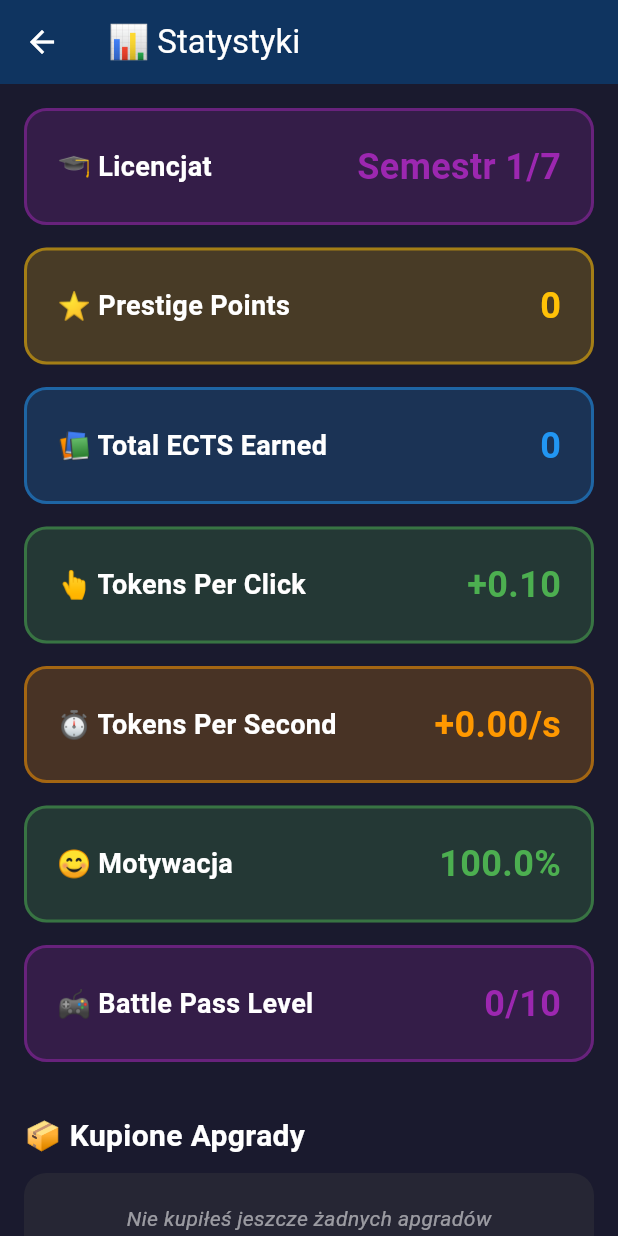
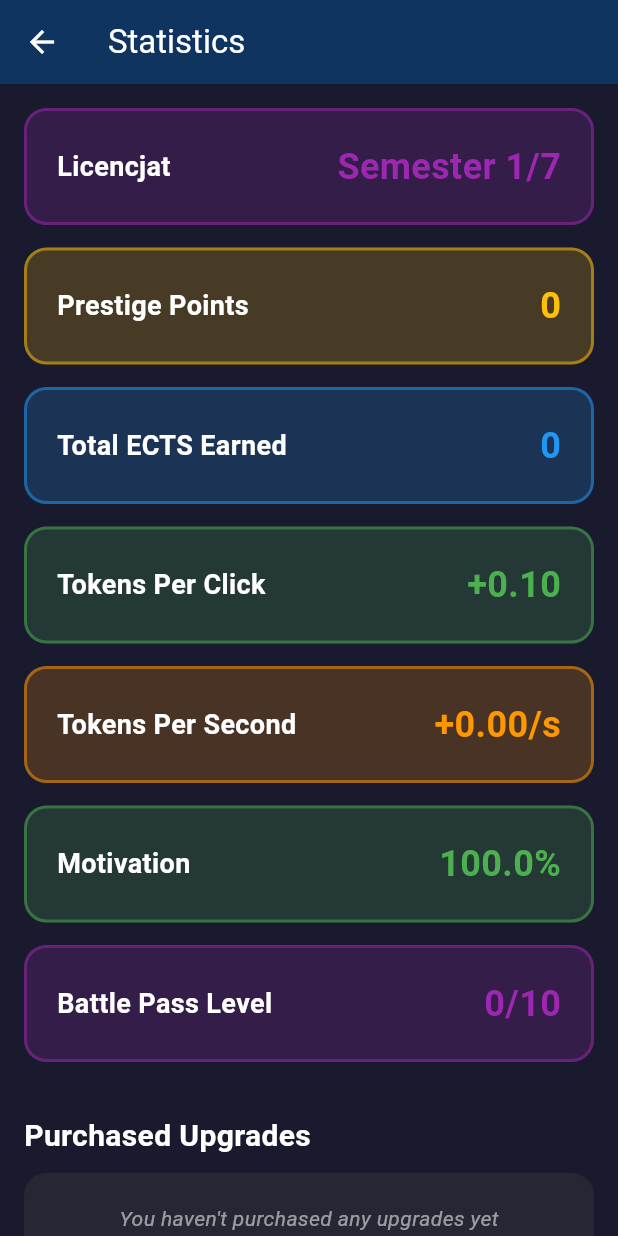
Before and after one commit to Andezion/DumbClicker, a Flutter app: the screen it shows after launch, after a tap on the "bar chart" icon, on a phone screen of 412 x 824 dp. Run offline on Flutter 3.47's test engine with Material 3 defaults, Android fonts, the phone set to English and light mode, and no system bars; our stand-ins replace in_app_purchase.

Commit message:
added new cool

```diff
--- a/lib/ui/stats_screen.dart
+++ b/lib/ui/stats_screen.dart
@@ -11,7 +11,7 @@ class StatsScreen extends StatelessWidget {
   Widget build(BuildContext context) {
     return Scaffold(
       appBar: AppBar(
-        title: const Text('📊 Statystyki'),
+        title: const Text('Statistics'),
         backgroundColor: const Color(0xFF0f3460),
       ),
       body: SingleChildScrollView(
@@ -20,43 +20,43 @@ class StatsScreen extends StatelessWidget {
           crossAxisAlignment: CrossAxisAlignment.start,
           children: [
             _buildStatCard(
-              '🎓 ${gameState.educationLevel}',
-              'Semestr ${gameState.educationSemester}/${gameState.getTotalSemestersForLevel()}',
+              '${gameState.educationLevel}',
+              'Semester ${gameState.educationSemester}/${gameState.getTotalSemestersForLevel()}',
               Colors.purple,
             ),
             _buildStatCard(
-              '⭐ Prestige Points',
+              'Prestige Points',
               '${gameState.prestigePoints}',
               Colors.amber,
             ),
             _buildStatCard(
-              '📚 Total ECTS Earned',
+              'Total ECTS Earned',
               '${gameState.totalEctsEarned}',
               Colors.blue,
             ),
             _buildStatCard(
-              '👆 Tokens Per Click',
+              'Tokens Per Click',
               Formatters.formatPerClick(gameState.tokensPerClick),
               Colors.green,
             ),
             _buildStatCard(
-              '⏱️ Tokens Per Second',
+              'Tokens Per Second',
               Formatters.formatPerSecond(gameState.tokensPerSecond),
               Colors.orange,
             ),
             _buildStatCard(
-              '😊 Motywacja',
+              'Motivation',
               '${gameState.motivation.toStringAsFixed(1)}%',
               _getMotivationColor(gameState.motivation),
             ),
             _buildStatCard(
-              '🎮 Battle Pass Level',
+              'Battle Pass Level',
               '${gameState.battlePassLevel}/10',
               Colors.purple,
             ),
             const SizedBox(height: 20),
             const Text(
-              '📦 Kupione Apgrady',
+              'Purchased Upgrades',
               style: TextStyle(
                 color: Colors.white,
                 fontSize: 20,
@@ -68,7 +68,7 @@ class StatsScreen extends StatelessWidget {
             const SizedBox(height: 40),
             Center(
               child: Text(
-                'Keep grinding! 💪',
+                'Keep grinding!',
                 style: TextStyle(
                   color: Colors.white.withOpacity(0.5),
                   fontSize: 16,
@@ -128,7 +128,7 @@ class StatsScreen extends StatelessWidget {
         ),
         child: const Center(
           child: Text(
-            'Nie kupiłeś jeszcze żadnych apgradów',
+            'You haven\'t purchased any upgrades yet',
             style:
                 TextStyle(color: Colors.white54, fontStyle: FontStyle.italic),
           ),
@@ -213,17 +213,17 @@ class StatsScreen extends StatelessWidget {
 
   String _getUpgradeName(String id) {
     const nameMap = {
-      'laptop': 'Nowy Laptop',
-      'coffee': 'Kawa na Noc',
-      'friend': 'Przyjaciel',
-      'tutor': 'Korepetytor',
-      'earlyPass': 'Zaliczenie Wcześniej',
-      'dissertation': 'Praca Magisterska',
-      'scientificArticle': 'Artykuł Naukowy',
-      'conference': 'Konferencja',
-      'grant': 'Grant Naukowy',
-      'laboratory': 'Laboratorium',
-      'publisher': 'Wydawnictwo',
+      'laptop': 'New Laptop',
+      'coffee': 'All-Night Coffee',
+      'friend': 'Friend',
+      'tutor': 'Tutor',
+      'earlyPass': 'Early Pass',
+      'dissertation': 'Master\'s Thesis',
+      'scientificArticle': 'Scientific Article',
+      'conference': 'Conference',
+      'grant': 'Research Grant',
+      'laboratory': 'Laboratory',
+      'publisher': 'Publisher',
     };
     return nameMap[id] ?? id;
   }
```
